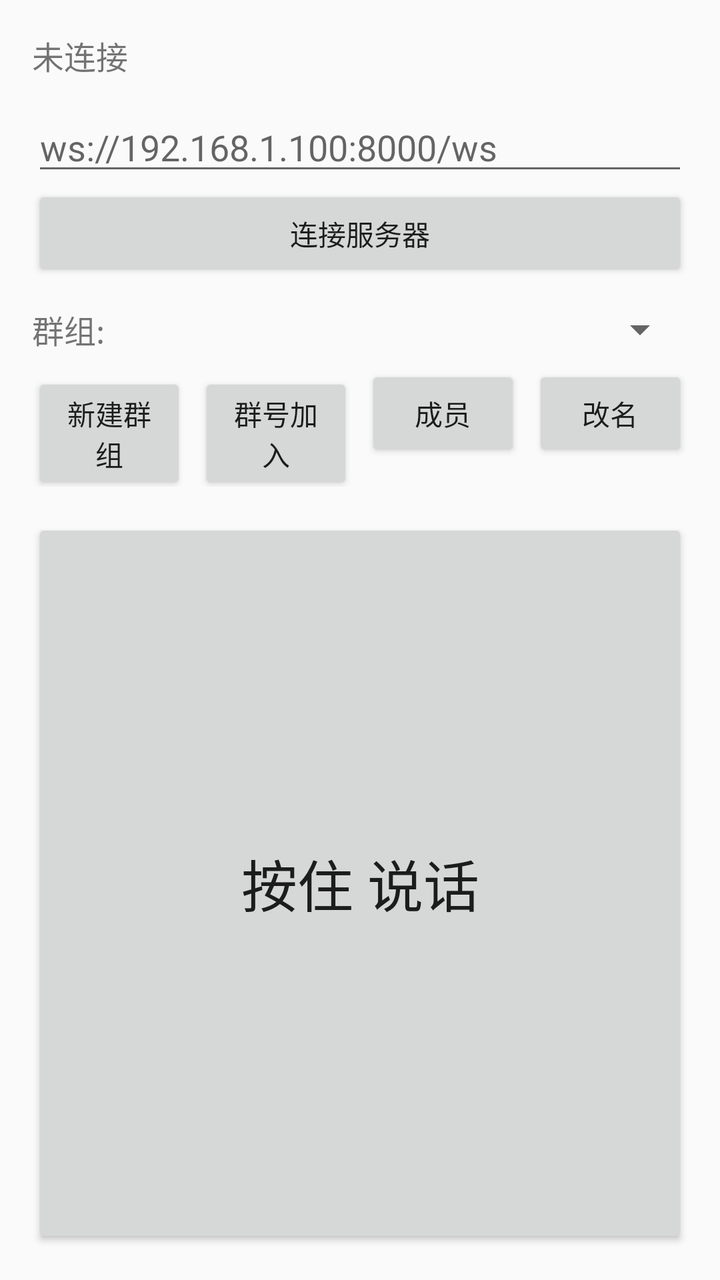
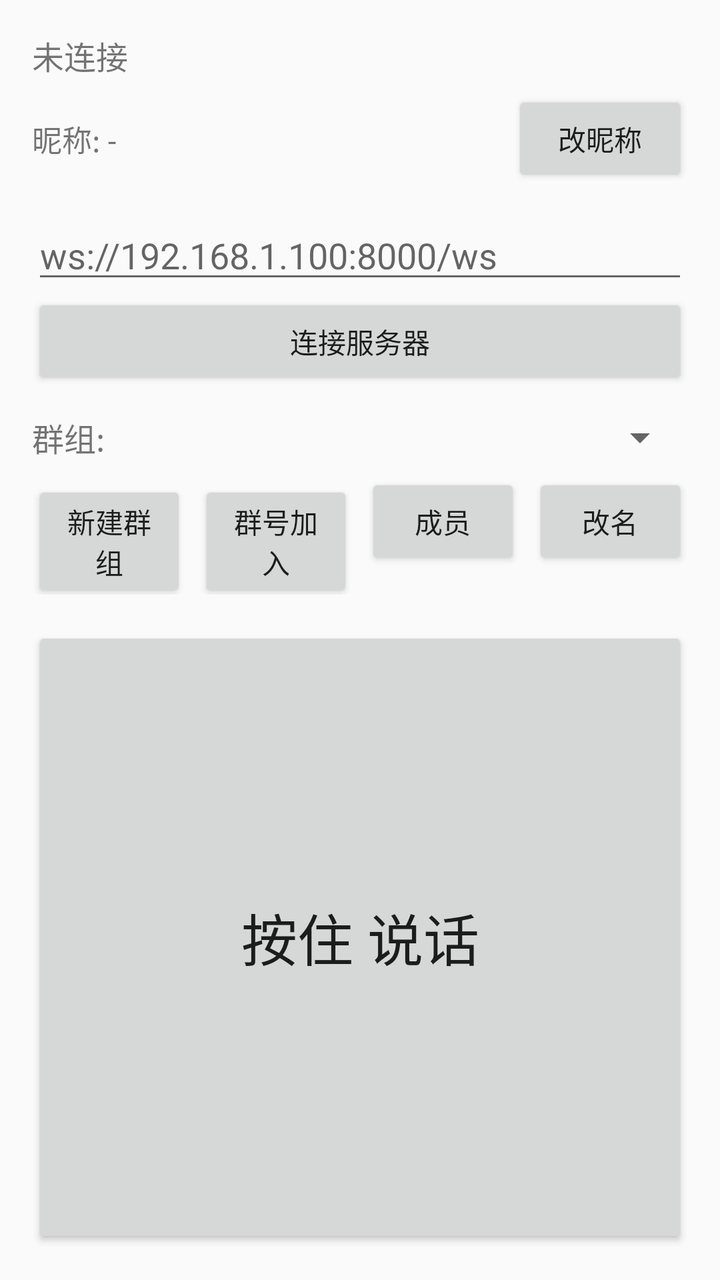

Screens rendered from an Android XML layout before and after an edit, with the pre-edit source and the edit as a unified diff.
<!-- AndroidManifest.xml: application theme android:Theme.Material.Light.DarkActionBar -->
<!-- res/layout/activity_main.xml -->
<?xml version="1.0" encoding="utf-8"?>
<LinearLayout xmlns:android="http://schemas.android.com/apk/res/android"
    android:layout_width="match_parent"
    android:layout_height="match_parent"
    android:orientation="vertical"
    android:padding="16dp">

    <TextView
        android:id="@+id/tvStatus"
        android:layout_width="match_parent"
        android:layout_height="wrap_content"
        android:text="未连接"
        android:textSize="16sp" />

    <EditText
        android:id="@+id/etServer"
        android:layout_width="match_parent"
        android:layout_height="wrap_content"
        android:layout_marginTop="12dp"
        android:hint="ws://192.168.1.100:8000/ws"
        android:inputType="textUri" />

    <Button
        android:id="@+id/btnConnect"
        android:layout_width="match_parent"
        android:layout_height="wrap_content"
        android:text="连接服务器" />

    <LinearLayout
        android:layout_width="match_parent"
        android:layout_height="wrap_content"
        android:layout_marginTop="12dp"
        android:gravity="center_vertical"
        android:orientation="horizontal">

        <TextView
            android:layout_width="wrap_content"
            android:layout_height="wrap_content"
            android:text="群组:"
            android:textSize="16sp" />

        <Spinner
            android:id="@+id/spGroup"
            android:layout_width="0dp"
            android:layout_height="wrap_content"
            android:layout_weight="1" />
    </LinearLayout>

    <LinearLayout
        android:layout_width="match_parent"
        android:layout_height="wrap_content"
        android:layout_marginTop="6dp"
        android:orientation="horizontal">

        <Button
            android:id="@+id/btnCreateGroup"
            android:layout_width="0dp"
            android:layout_height="wrap_content"
            android:layout_weight="1"
            android:text="新建群组" />

        <Button
            android:id="@+id/btnJoinGroup"
            android:layout_width="0dp"
            android:layout_height="wrap_content"
            android:layout_marginStart="6dp"
            android:layout_weight="1"
            android:text="群号加入" />

        <Button
            android:id="@+id/btnMembers"
            android:layout_width="0dp"
            android:layout_height="wrap_content"
            android:layout_marginStart="6dp"
            android:layout_weight="1"
            android:text="成员" />

        <Button
            android:id="@+id/btnRenameGroup"
            android:layout_width="0dp"
            android:layout_height="wrap_content"
            android:layout_marginStart="6dp"
            android:layout_weight="1"
            android:text="改名" />
    </LinearLayout>

    <Button
        android:id="@+id/btnPtt"
        android:layout_width="match_parent"
        android:layout_height="0dp"
        android:layout_marginTop="16dp"
        android:layout_weight="1"
        android:text="按住 说话"
        android:textSize="28sp" />
</LinearLayout>
<!-- resources referenced by this layout -->
<resources>

</resources>

<!-- the commit's change to res/layout/activity_main.xml (unified diff, before → after) -->
@@ -11,6 +11,28 @@
         android:layout_height="wrap_content"
         android:text="未连接"
         android:textSize="16sp" />
+
+    <LinearLayout
+        android:layout_width="match_parent"
+        android:layout_height="wrap_content"
+        android:layout_marginTop="6dp"
+        android:gravity="center_vertical"
+        android:orientation="horizontal">
+
+        <TextView
+            android:id="@+id/tvMyName"
+            android:layout_width="0dp"
+            android:layout_height="wrap_content"
+            android:layout_weight="1"
+            android:text="昵称: -"
+            android:textSize="15sp" />
+
+        <Button
+            android:id="@+id/btnMyName"
+            android:layout_width="wrap_content"
+            android:layout_height="wrap_content"
+            android:text="改昵称" />
+    </LinearLayout>
 
     <EditText
         android:id="@+id/etServer"
